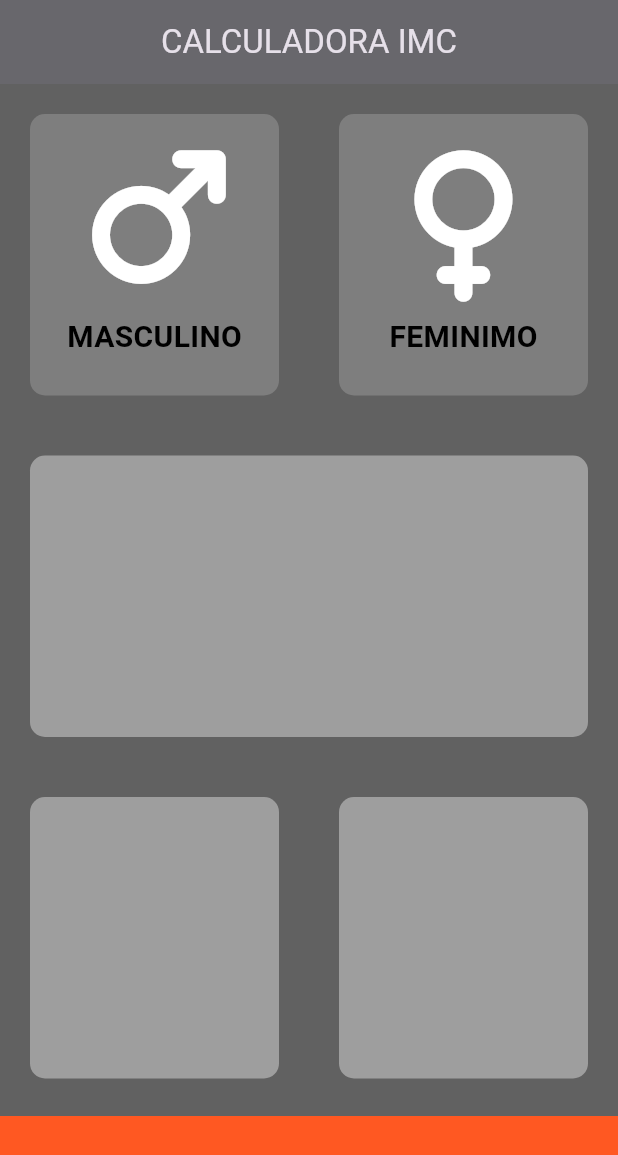
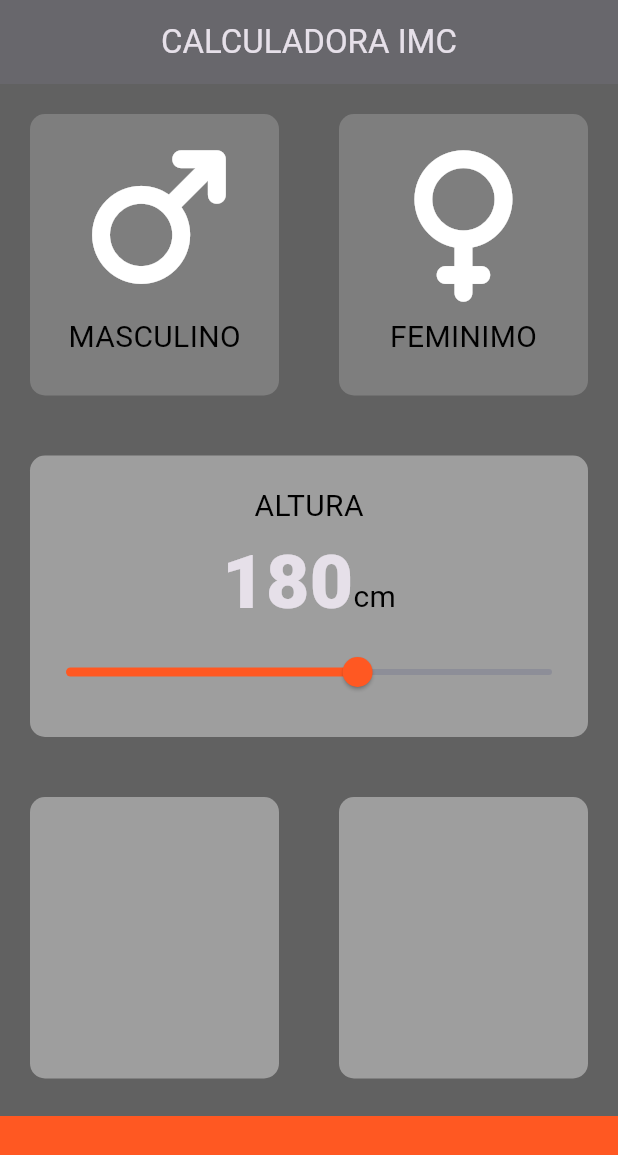
Before and after one commit to PauloDev13/imccalc-flutter, a Flutter app: the screen it shows after launch, on a phone screen of 412 x 824 dp. Shown: the top 1155 px of the screen. Run offline on Flutter 3.47's test engine with Material 3 defaults, Android fonts, the phone set to English and light mode, and no system bars; our stand-ins replace font_awesome_flutter.

Commit message:
Implementing slide to choose height

```diff
--- /dev/null
+++ b/lib/constantes.dart
@@ -0,0 +1,18 @@
+import 'package:flutter/material.dart';
+
+
+const kAlturaContainerInferior = 80.0;
+const kCorContainerInferior = Color(0xFFff5822);
+const kCorAtivaCartao = Color(0xFF9e9e9e);
+const kCorInativaCartao = Color(0xFF7e7e7e);
+
+const kDescricaoTextStyle = TextStyle(
+    fontSize: 20.0,
+    color: Colors.black,
+    fontWeight: FontWeight.w400,
+);
+
+const kNumerosTextStyle = TextStyle(
+    fontSize: 50.0,
+    fontWeight: FontWeight.w900,
+);
--- a/lib/conteudo_icone.dart
+++ b/lib/conteudo_icone.dart
@@ -1,10 +1,5 @@
 import 'package:flutter/material.dart';
-
-const descricaoTextStyle = TextStyle(
-  fontSize: 20.0,
-  color: Colors.black,
-  fontWeight: FontWeight.w600
-);
+import 'constantes.dart';
 
 class ConteudoIcone extends StatelessWidget {
   final IconData icone;
@@ -28,7 +23,7 @@ class ConteudoIcone extends StatelessWidget {
         SizedBox(height: 15.0,),
         Text(
           descricao,
-          style: descricaoTextStyle,
+          style: kDescricaoTextStyle,
         ),
       ],
     );
--- a/lib/tela_principal.dart
+++ b/lib/tela_principal.dart
@@ -4,11 +4,7 @@ import 'package:font_awesome_flutter/font_awesome_flutter.dart';
 // Imports locais
 import 'cartao_padrao.dart';
 import 'conteudo_icone.dart';
-
-const alturaContainerInferior = 80.0;
-const corContainerInferior = Color(0xFFff5822);
-const corAtivaCartao = Color(0xFF9e9e9e);
-const corInativaCartao = Color(0xFF7e7e7e);
+import 'constantes.dart';
 
 enum Genero {
   masculino,
@@ -25,6 +21,7 @@ class TelaPrincipal extends StatefulWidget {
 class _TelaPrincipalState extends State<TelaPrincipal> {
   // Variável do tipo opcional (pode ser nula)
   Genero? sexoSelecionado;
+  int altura = 180;
 
   // Color corCartaoMasculinoPadrao = corInativaCartao;
   // Color corCartaoFemininoPadrao = corInativaCartao;
@@ -56,6 +53,7 @@ class _TelaPrincipalState extends State<TelaPrincipal> {
         title: Text('CALCULADORA IMC'),
       ),
       body: Column(
+        crossAxisAlignment: CrossAxisAlignment.stretch,
         children: <Widget>[
           Expanded(child:
             Row(
@@ -68,8 +66,8 @@ class _TelaPrincipalState extends State<TelaPrincipal> {
                       });
                     },
                     cor: sexoSelecionado == Genero.masculino
-                      ? corAtivaCartao
-                      : corInativaCartao,
+                      ? kCorAtivaCartao
+                      : kCorInativaCartao,
                     filhosCartao: ConteudoIcone(
                       icone: FontAwesomeIcons.mars,
                       descricao: 'MASCULINO',
@@ -84,8 +82,8 @@ class _TelaPrincipalState extends State<TelaPrincipal> {
                       });
                     },
                     cor: sexoSelecionado == Genero.feminino
-                    ? corAtivaCartao
-                    : corInativaCartao,
+                    ? kCorAtivaCartao
+                    : kCorInativaCartao,
                     filhosCartao: ConteudoIcone(
                       icone: FontAwesomeIcons.venus,
                       descricao: 'FEMINIMO',
@@ -98,7 +96,43 @@ class _TelaPrincipalState extends State<TelaPrincipal> {
           Expanded(
             child: CartaoPadrao(
               aoPressionar: () {},
-              cor: corAtivaCartao,
+              cor: kCorAtivaCartao,
+              filhosCartao: Column(
+                mainAxisAlignment: MainAxisAlignment.center,
+                children: <Widget>[
+                  Text(
+                    'ALTURA',
+                    style: kDescricaoTextStyle,
+                  ),
+                  Row(
+                    mainAxisAlignment: MainAxisAlignment.center,
+                    crossAxisAlignment: CrossAxisAlignment.baseline,
+                    textBaseline: TextBaseline.alphabetic,
+                    children: <Widget>[
+                      Text(
+                        altura.toString(),
+                        style: kNumerosTextStyle,
+                      ),
+                      Text(
+                        'cm',
+                        style: kDescricaoTextStyle,
+                      ),
+                    ],
+                  ),
+                  Slider(
+                    activeColor: Color(0xFFff5822),
+                    inactiveColor: Color(0xFF8d8e98),
+                    value: altura.toDouble(),
+                    min: 120.0,
+                    max: 220.0,
+                    onChanged: (double novoValor){
+                      setState(() {
+                        altura = novoValor.round();
+                      });
+                    },
+                  ),
+                ],
+              ),
             ),
           ),
           Expanded(child:
@@ -107,23 +141,23 @@ class _TelaPrincipalState extends State<TelaPrincipal> {
                 Expanded(
                   child: CartaoPadrao(
                     aoPressionar: (){},
-                    cor: corAtivaCartao,
+                    cor: kCorAtivaCartao,
                   ),
                 ),
                 Expanded(
                   child: CartaoPadrao(
                     aoPressionar: (){},
-                    cor: corAtivaCartao,
+                    cor: kCorAtivaCartao,
                   ),
                 ),
               ],
             ),
           ),
           Container(
-            color: corContainerInferior,
+            color: kCorContainerInferior,
             margin: EdgeInsets.only(top: 5.0),
             width: double.infinity,
-            height: alturaContainerInferior,
+            height: kAlturaContainerInferior,
           )
         ],
       )
```
